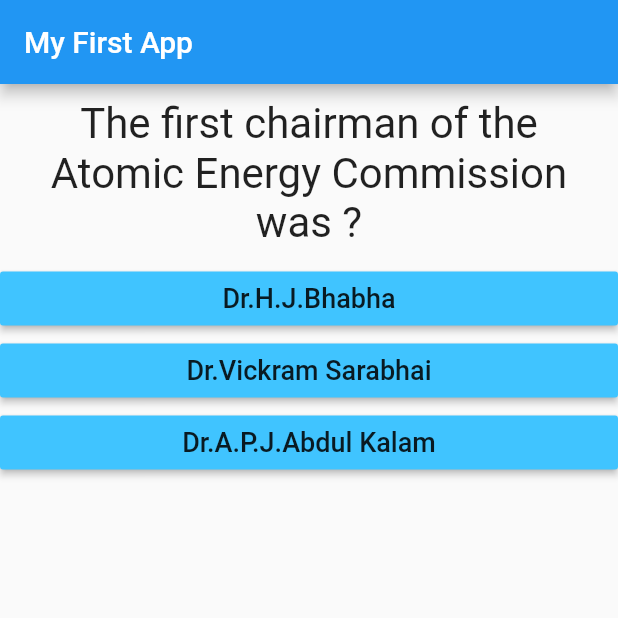
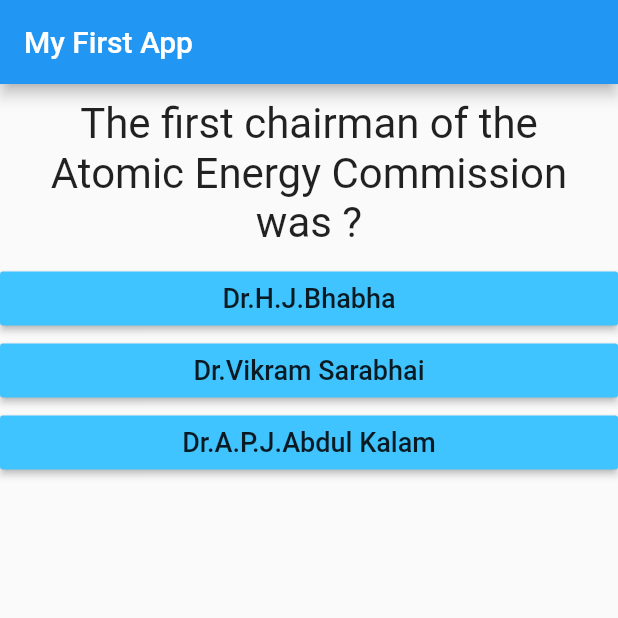
Before and after one commit to nayakastha/quiz, a Flutter app: the screen it shows after launch, after a tap on "Silver", after a tap on "Altimeter", after a tap on "Goa", on a phone screen of 412 x 824 dp, the top half of it. Run offline on Flutter 3.47's test engine with Material 2 defaults, Android fonts, the phone set to English and light mode, and no system bars.

Commit message:
Update main.dart

```diff
--- a/lib/main.dart
+++ b/lib/main.dart
@@ -45,7 +45,7 @@ class _MyAppState extends State<MyApp> {
     {"text": "Gold", "score": 0},
     {"text" : "Altimeter", "score": 10},
     {"text" : "Kolkata", "score": 0},
-    {"text" : "Dr.Vickram Sarabhai", "score": 0},
+    {"text" : "Dr.Vikram Sarabhai", "score": 0},
     {"text" : "Dalton", "score": 0}
   ];
   var ans3 = [
```
